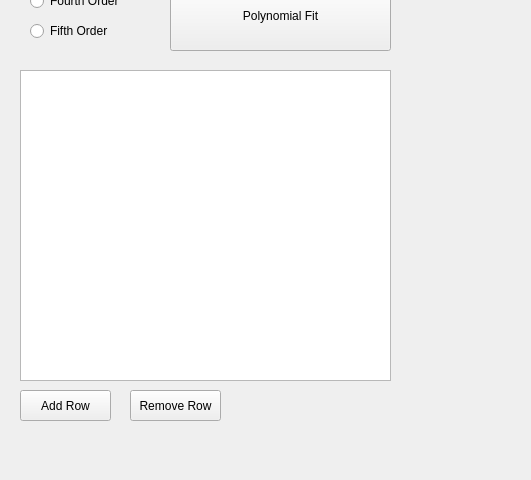
This is regress.ui in Alcantara98/Polynomial-Regression as Qt 5 draws it before an edit; both pictures show x 0 to 531 and y 120 to 600 of the 1125 by 600 pixel window. The edited form follows.
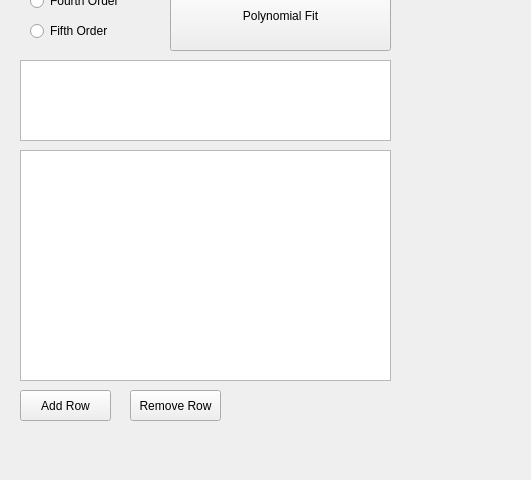
This is the edited form. Custom widgets are drawn as their Qt base class.

```diff
--- a/regress.ui
+++ b/regress.ui
@@ -135,9 +135,9 @@
     <property name="geometry">
      <rect>
       <x>20</x>
-      <y>190</y>
+      <y>270</y>
       <width>371</width>
-      <height>311</height>
+      <height>231</height>
      </rect>
     </property>
    </widget>
@@ -167,6 +167,16 @@
      <string>Remove Row</string>
     </property>
    </widget>
+   <widget class="QTableWidget" name="regressOptions">
+    <property name="geometry">
+     <rect>
+      <x>20</x>
+      <y>180</y>
+      <width>371</width>
+      <height>81</height>
+     </rect>
+    </property>
+   </widget>
   </widget>
   <widget class="QMenuBar" name="menubar">
    <property name="geometry">
```
Left out of the diff: 13 changed lines with no effect on the pictures.
